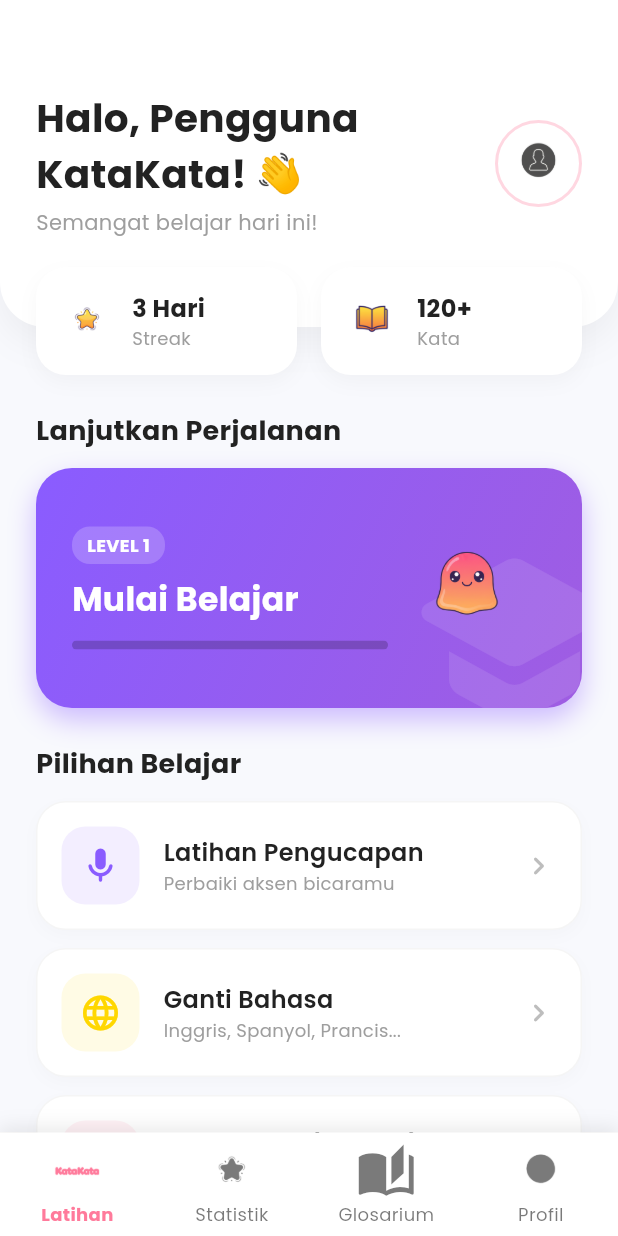
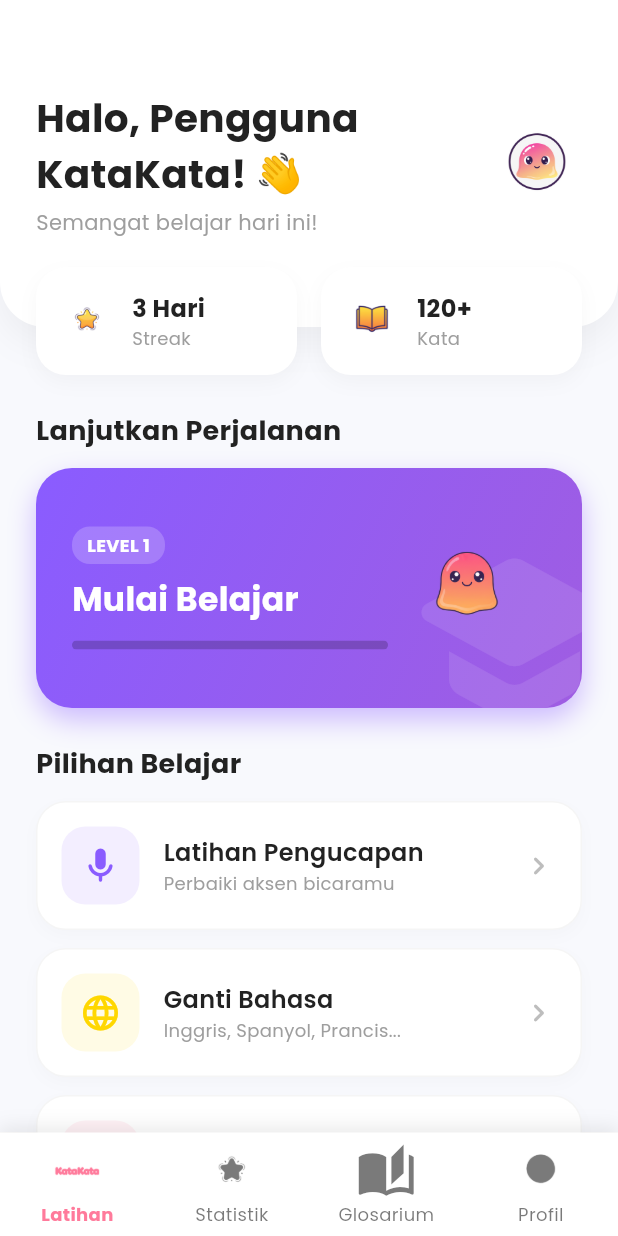
Before and after one commit to exoticnacho/KataKata, a Flutter app: the HomeScreen screen opened by its route, on a phone screen of 412 x 824 dp. Run offline on Flutter 3.47's test engine with Material 3 defaults, Android fonts, the phone set to English and light mode, and no system bars; our stand-ins replace flip_card, flutter_riverpod, go_router, google_fonts, lottie, speech_to_text.

Commit message:
update home screen

```diff
--- a/lib/features/home/home_screen.dart
+++ b/lib/features/home/home_screen.dart
@@ -4,6 +4,7 @@ import 'package:go_router/go_router.dart';
 import 'package:google_fonts/google_fonts.dart';
 import 'package:katakata_app/core/constants/colors.dart';
 import 'package:katakata_app/core/services/user_service.dart';
+import 'package:katakata_app/features/minigames/flashcard_screen.dart';
 import 'package:katakata_app/widgets/mascot_widget.dart';
 
 class HomeScreen extends ConsumerWidget {
@@ -74,13 +75,16 @@ class HomeScreen extends ConsumerWidget {
                   const SizedBox(height: 12),
                   _buildActionTile(
                     context,
-                    title: 'Flashcards (Segera)',
+                    title: 'Flashcards',
                     subtitle: 'Hafalan cepat kata-kata baru',
                     icon: Icons.style_rounded,
                     color: KataKataColors.pinkCeria,
                     onTap: () {
-                      ScaffoldMessenger.of(context).showSnackBar(
-                        const SnackBar(content: Text('Fitur segera hadir!')),
+                      Navigator.push(
+                        context,
+                        MaterialPageRoute(
+                          builder: (context) => const FlashcardScreen(),
+                        ),
                       );
                     },
                   ),
@@ -137,20 +141,14 @@ class HomeScreen extends ConsumerWidget {
               ],
             ),
           ),
-          Container(
-            padding: const EdgeInsets.all(3),
-            decoration: BoxDecoration(
-              shape: BoxShape.circle,
-              border: Border.all(
-                  color: KataKataColors.pinkCeria.withOpacity(0.3), width: 2),
-            ),
-            child: GestureDetector(
-              onTap: () => context.push('/profile'),
-              child: const CircleAvatar(
-                radius: 24,
-                backgroundImage:
-                    AssetImage('assets/images/icon_avatar_placeholder.png'),
-                backgroundColor: Colors.transparent,
+          GestureDetector(
+            onTap: () => context.push('/profile'),
+            child: Container(
+              height: 60,
+              width: 60,
+              child: Image.asset(
+                'assets/images/mascot_avatar.png',
+                fit: BoxFit.contain,
               ),
             ),
           ),
```
